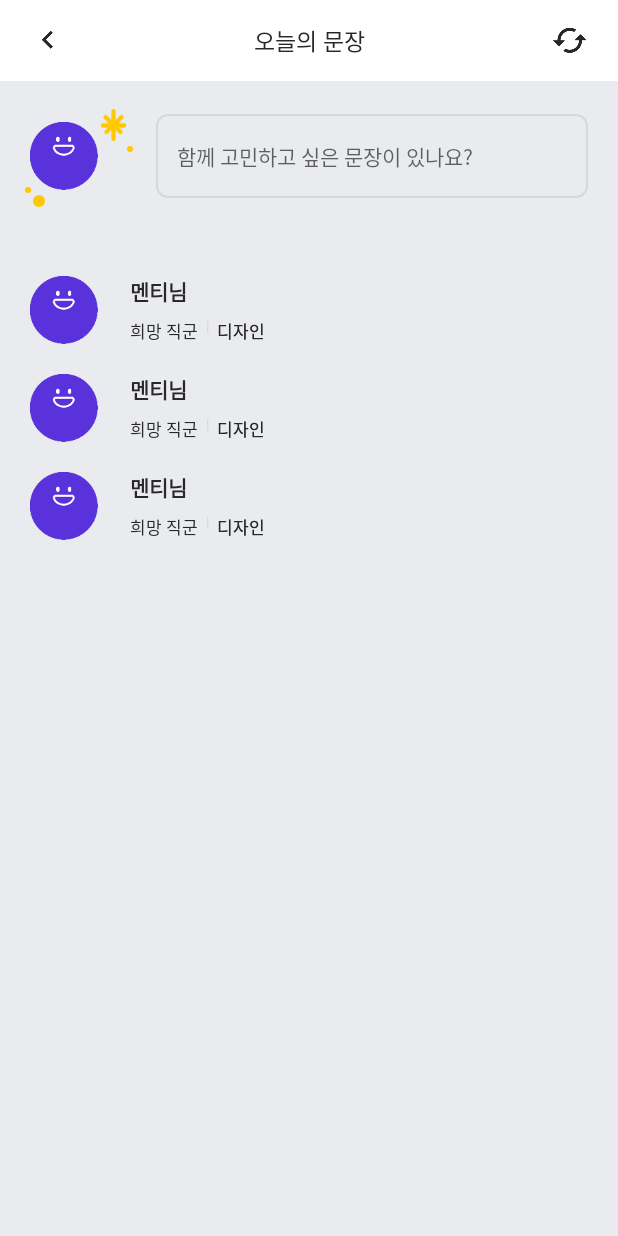
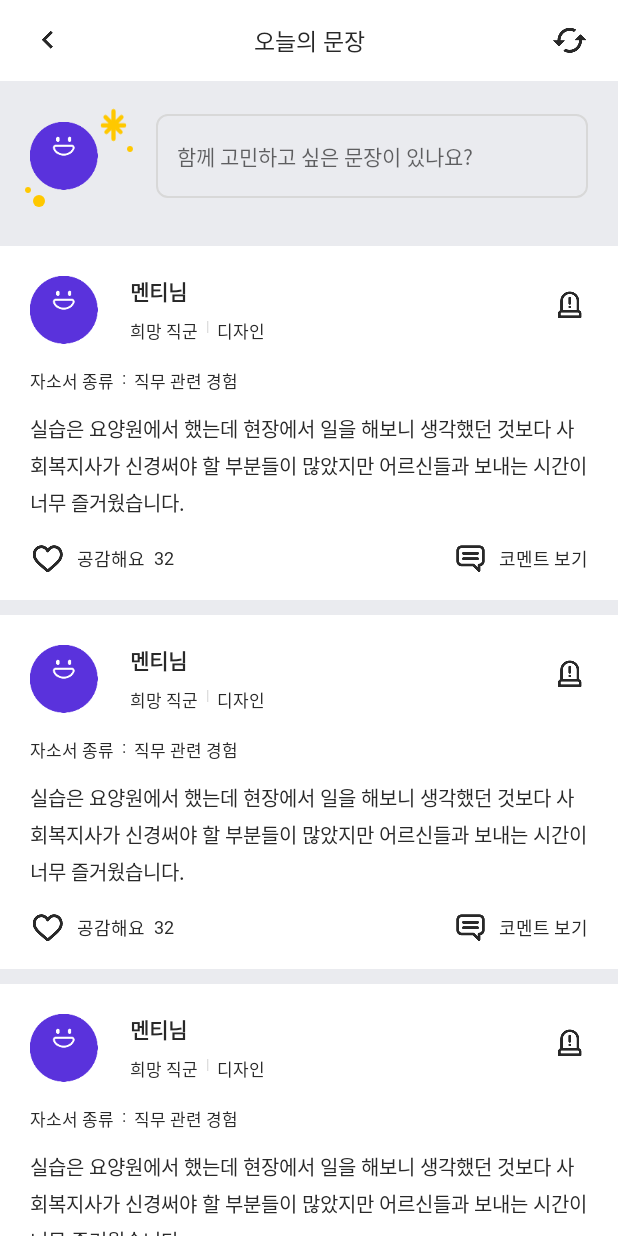
Before and after one commit to sky6592/Edit_Client, an Android app: the layout today_sentence_fragment.xml on its own in the app's theme, with its tools: preview values and no code run, on a phone screen of 412 x 824 dp. Run offline under Robolectric (Android 15) with nearby library versions, the phone set to English and light mode, and no system bars.

Commit message:
feat: Change today sentence card layout

```diff
--- /dev/null
+++ b/app/src/main/res/drawable/selector_btn_sympathy.xml
@@ -0,0 +1,11 @@
+<?xml version="1.0" encoding="utf-8"?>
+<selector xmlns:android="http://schemas.android.com/apk/res/android">
+    <item
+        android:state_checked="true"
+        android:drawable="@drawable/icon_like_act">
+    </item>
+    <item
+        android:state_checked="false"
+        android:drawable="@drawable/icon_like_inact">
+    </item>
+</selector>
--- a/app/src/main/res/layout/layout_sentence.xml
+++ b/app/src/main/res/layout/layout_sentence.xml
@@ -3,8 +3,9 @@
     xmlns:android="http://schemas.android.com/apk/res/android"
     xmlns:app="http://schemas.android.com/apk/res-auto"
     xmlns:tools="http://schemas.android.com/tools"
-    android:layout_width="wrap_content"
-    android:layout_height="wrap_content">
+    android:layout_width="match_parent"
+    android:layout_height="wrap_content"
+    android:background="@color/white">
     <ImageView
         android:id="@+id/iv_character"
         android:layout_width="@dimen/size_45dp"
@@ -69,17 +70,150 @@
         app:layout_constraintTop_toTopOf="@id/tv_occupation_text"
         app:layout_constraintStart_toEndOf="@id/tv_occupation_bar" />
 
+    <ImageButton
+        android:id="@+id/ib_menu"
+        android:layout_width="@dimen/size_icon_button_24dp"
+        android:layout_height="@dimen/size_icon_button_24dp"
+        android:src="@drawable/icon_report"
+        android:background="@color/transparent"
+
+        android:layout_marginTop="@dimen/size_27dp"
+        android:layout_marginEnd="@dimen/size_20dp"
+        android:layout_marginRight="@dimen/size_20dp"
+        app:layout_constraintTop_toTopOf="parent"
+        app:layout_constraintEnd_toEndOf="parent" />
+
     <TextView
         android:id="@+id/tv_sentence_type"
         android:layout_width="wrap_content"
         android:layout_height="wrap_content"
 
         style="@style/CustomTextViewMidBlack"
-        android:text="@string/tv_occupation_type"
+        android:text="@string/tv_self_writing_spinner_kind"
         android:textSize="@dimen/size_11dp"
+        android:fontFamily="@font/noto_sans_kr_medium"
+
+        android:layout_marginTop="@dimen/size_16dp"
+        app:layout_constraintTop_toBottomOf="@id/iv_character"
+        app:layout_constraintStart_toStartOf="@id/iv_character" />
+    <TextView
+        android:id="@+id/tv_colon"
+        android:layout_width="wrap_content"
+        android:layout_height="wrap_content"
+
+        style="@style/CustomTextViewMidBlack"
+        android:text="@string/tv_colon"
+        android:textSize="@dimen/size_11dp"
+        android:fontFamily="@font/noto_sans_kr_medium"
 
         android:layout_marginStart="@dimen/size_5dp"
         android:layout_marginLeft="@dimen/size_5dp"
-        app:layout_constraintTop_toTopOf="@id/tv_occupation_text"
-        app:layout_constraintStart_toEndOf="@id/tv_occupation_bar" />
+        app:layout_constraintTop_toTopOf="@id/tv_sentence_type"
+        app:layout_constraintStart_toEndOf="@id/tv_sentence_type" />
+    <TextView
+        android:id="@+id/tv_self_writing_type"
+        android:layout_width="wrap_content"
+        android:layout_height="wrap_content"
+
+        style="@style/CustomTextViewMidBlack"
+        android:text="@string/spinner_self_writing_3"
+        android:textSize="@dimen/size_11dp"
+        android:fontFamily="@font/noto_sans_kr_medium"
+
+        android:layout_marginStart="@dimen/size_5dp"
+        android:layout_marginLeft="@dimen/size_5dp"
+        app:layout_constraintTop_toTopOf="@id/tv_colon"
+        app:layout_constraintStart_toEndOf="@id/tv_colon" />
+
+    <TextView
+        android:id="@+id/tv_sentence_content"
+        android:layout_width="0dp"
+        android:layout_height="wrap_content"
+
+        style="@style/CustomTextViewMidBlack"
+        android:text="@string/tv_sentence_content_example"
+        android:textSize="@dimen/size_13dp"
+        android:maxLines="4"
+        android:lineSpacingExtra="@dimen/size_5dp"
+
+        android:layout_marginTop="@dimen/size_14dp"
+        app:layout_constraintTop_toBottomOf="@id/tv_sentence_type"
+        app:layout_constraintStart_toStartOf="@id/iv_character"
+        app:layout_constraintEnd_toEndOf="@id/ib_menu" />
+
+    <LinearLayout
+        android:id="@+id/ll_btn_sympathy"
+        android:layout_width="wrap_content"
+        android:layout_height="@dimen/size_icon_button_24dp"
+        android:orientation="horizontal"
+
+        android:gravity="center"
+        android:layout_marginTop="@dimen/size_16dp"
+        app:layout_constraintTop_toBottomOf="@id/tv_sentence_content"
+        app:layout_constraintStart_toStartOf="@id/iv_character">
+        <ToggleButton
+            android:id="@+id/tb_sympathy"
+            android:layout_width="@dimen/size_icon_button_24dp"
+            android:layout_height="@dimen/size_icon_button_24dp"
+            android:drawableTop="@drawable/selector_btn_sympathy"
+            android:drawablePadding="0dp"
+            android:textOn="@null"
+            android:textOff="@null"
+            android:background="@color/transparent" />
+        <TextView
+            android:layout_width="wrap_content"
+            android:layout_height="wrap_content"
+            android:text="@string/tv_sympathy"
+            android:textSize="@dimen/size_12dp"
+            android:fontFamily="@font/noto_sans_kr_medium"
+            style="@style/CustomTextViewMidBlack"
+            android:layout_marginStart="@dimen/size_7dp"
+            android:layout_marginLeft="@dimen/size_7dp"
+            android:layout_marginEnd="@dimen/size_6dp"
+            android:layout_marginRight="@dimen/size_6dp" />
+        <TextView
+            android:id="@+id/tv_sympathy_count"
+            android:layout_width="wrap_content"
+            android:layout_height="wrap_content"
+            android:text="@string/tv_sympathy_count"
+            android:textSize="@dimen/size_12dp"
+            android:fontFamily="@font/noto_sans_kr_bold"
+            style="@style/CustomTextViewMidBlack" />
+    </LinearLayout>
+    <LinearLayout
+        android:id="@+id/ll_btn_open_comment"
+        android:layout_width="wrap_content"
+        android:layout_height="@dimen/size_icon_button_24dp"
+        android:orientation="horizontal"
+
+        android:gravity="center"
+        android:layout_marginTop="@dimen/size_16dp"
+        android:layout_marginEnd="@dimen/size_20dp"
+        android:layout_marginRight="@dimen/size_20dp"
+        app:layout_constraintTop_toBottomOf="@id/tv_sentence_content"
+        app:layout_constraintEnd_toEndOf="parent">
+        <ImageButton
+            android:id="@+id/ib_open_comment"
+            android:layout_width="@dimen/size_icon_button_24dp"
+            android:layout_height="@dimen/size_icon_button_24dp"
+            android:src="@drawable/icon_comment"
+            android:background="@color/transparent" />
+        <TextView
+            android:layout_width="wrap_content"
+            android:layout_height="wrap_content"
+            android:text="@string/tv_title_open_comment"
+            android:textSize="@dimen/size_12dp"
+            android:fontFamily="@font/noto_sans_kr_medium"
+            style="@style/CustomTextViewMidBlack"
+            android:layout_marginStart="@dimen/size_7dp"
+            android:layout_marginLeft="@dimen/size_7dp" />
+    </LinearLayout>
+
+    <View
+        android:layout_width="match_parent"
+        android:layout_height="@dimen/size_10dp"
+        android:background="@color/gray_background"
+
+        android:layout_marginTop="@dimen/size_15dp"
+        app:layout_constraintTop_toBottomOf="@id/ll_btn_sympathy" />
 </androidx.constraintlayout.widget.ConstraintLayout>
--- a/app/src/main/res/layout/today_sentence_fragment.xml
+++ b/app/src/main/res/layout/today_sentence_fragment.xml
@@ -56,8 +56,8 @@
                             android:paddingStart="@dimen/size_14dp"
                             android:paddingLeft="@dimen/size_14dp"
 
-                            android:layout_marginTop="@dimen/size_22p"
-                            android:layout_marginBottom="@dimen/size_22p"
+                            android:layout_marginTop="@dimen/size_22dp"
+                            android:layout_marginBottom="@dimen/size_22dp"
                             android:layout_marginStart="@dimen/size_15dp"
                             android:layout_marginLeft="@dimen/size_15dp"
                             android:layout_marginEnd="@dimen/size_20dp"
@@ -81,7 +81,7 @@
                         <ImageView
                             android:id="@+id/iv_star"
                             android:layout_width="@dimen/size_18dp"
-                            android:layout_height="@dimen/size_24p"
+                            android:layout_height="@dimen/size_24dp"
                             android:src="@drawable/ic_graphic_star_shape"
 
                             android:layout_marginTop="@dimen/size_17dp"
@@ -107,8 +107,8 @@
                             android:src="@drawable/ic_graphic_dot_shape"
 
                             android:layout_marginTop="@dimen/size_3dp"
-                            android:layout_marginStart="@dimen/size_22p"
-                            android:layout_marginLeft="@dimen/size_22p"
+                            android:layout_marginStart="@dimen/size_22dp"
+                            android:layout_marginLeft="@dimen/size_22dp"
                             app:layout_constraintTop_toBottomOf="@id/iv_my_character"
                             app:layout_constraintStart_toStartOf="parent" />
                         <ImageView
--- a/app/src/main/res/values-xhdpi/dimens.xml
+++ b/app/src/main/res/values-xhdpi/dimens.xml
@@ -49,17 +49,20 @@
     <dimen name="size_10dp">10dp</dimen>
     <dimen name="size_11dp">11dp</dimen>
     <dimen name="size_12dp">12dp</dimen>
+    <dimen name="size_13dp">13dp</dimen>
     <dimen name="size_14dp">14dp</dimen>
     <dimen name="size_15dp">15dp</dimen>
+    <dimen name="size_16dp">16dp</dimen>
     <dimen name="size_17dp">17dp</dimen>
     <dimen name="size_18dp">18dp</dimen>
     <dimen name="size_19dp">19dp</dimen>
     <dimen name="size_20dp">20dp</dimen>
     <dimen name="size_21dp">21dp</dimen>
-    <dimen name="size_22p">22dp</dimen>
-    <dimen name="size_24p">24dp</dimen>
+    <dimen name="size_22dp">22dp</dimen>
+    <dimen name="size_24dp">24dp</dimen>
     <dimen name="size_25dp">25dp</dimen>
     <dimen name="size_26dp">26dp</dimen>
+    <dimen name="size_27dp">27dp</dimen>
     <dimen name="size_31dp">31dp</dimen>
     <dimen name="size_40dp">40dp</dimen>
     <dimen name="size_42dp">42dp</dimen>
--- a/app/src/main/res/values/strings.xml
+++ b/app/src/main/res/values/strings.xml
@@ -20,7 +20,7 @@
     <string name="tv_title_waited_comment">코멘트를 기다리고 있어요!</string>
     <string name="tv_title_completed_reward">채택이 완료되었어요!</string>
     <string name="tv_title_best_sentence_of_sympathy">많은 분들이 공감하고 있어요!</string>
-    <string name="tv_title_view_comment">코멘트 보기</string>
+    <string name="tv_title_open_comment">코멘트 보기</string>
     <string name="tv_title_self_writing">자소서 입력하기</string>
 
     <string name="tv_sentence_content_example">
@@ -34,18 +34,20 @@
     <string name="tv_vertical_bar">|</string>
     <string name="tv_occupation_type">디자인</string>
     <string name="tv_colon">:</string>
+    <string name="tv_sympathy">공감해요</string>
+    <string name="tv_sympathy_count">32</string>
 
 
     <!--  self_writing_activity  -->
-    <style name="tv_self_writing_spinner_kind">자소서 종류</style>
-    <style name="spinner_hint">선택해주세요.</style>
-    <style name="spinner_self_writing_0">지원동기</style>
-    <style name="spinner_self_writing_1">성장배경</style>
-    <style name="spinner_self_writing_2">성격의 장ㆍ단점</style>
-    <style name="spinner_self_writing_3">직무 관련 경험</style>
-    <style name="spinner_self_writing_4">문제 해결 경험</style>
-    <style name="spinner_self_writing_5">도전ㆍ성취ㆍ실패ㆍ극복 경험</style>
-    <style name="spinner_self_writing_6">취미 / 특기</style>
-    <style name="spinner_self_writing_7">기타</style>
+    <string name="tv_self_writing_spinner_kind">자소서 종류</string>
+    <string name="spinner_hint">선택해주세요.</string>
+    <string name="spinner_self_writing_0">지원동기</string>
+    <string name="spinner_self_writing_1">성장배경</string>
+    <string name="spinner_self_writing_2">성격의 장ㆍ단점</string>
+    <string name="spinner_self_writing_3">직무 관련 경험</string>
+    <string name="spinner_self_writing_4">문제 해결 경험</string>
+    <string name="spinner_self_writing_5">도전ㆍ성취ㆍ실패ㆍ극복 경험</string>
+    <string name="spinner_self_writing_6">취미 / 특기</string>
+    <string name="spinner_self_writing_7">기타</string>
 
 </resources>
```
